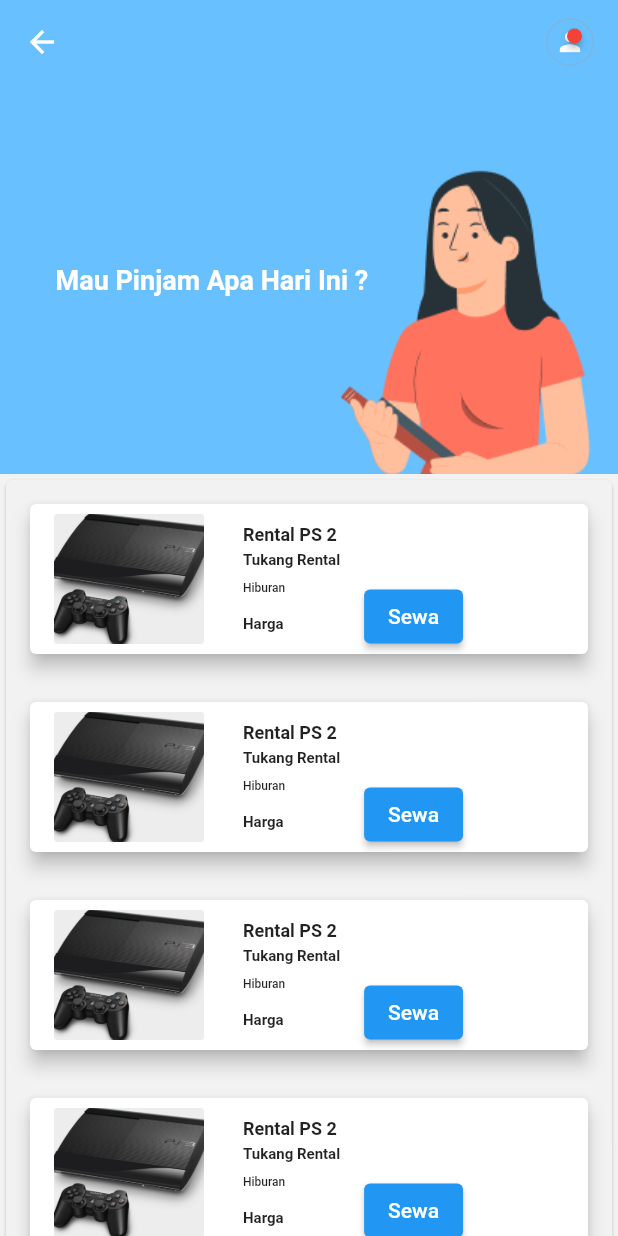
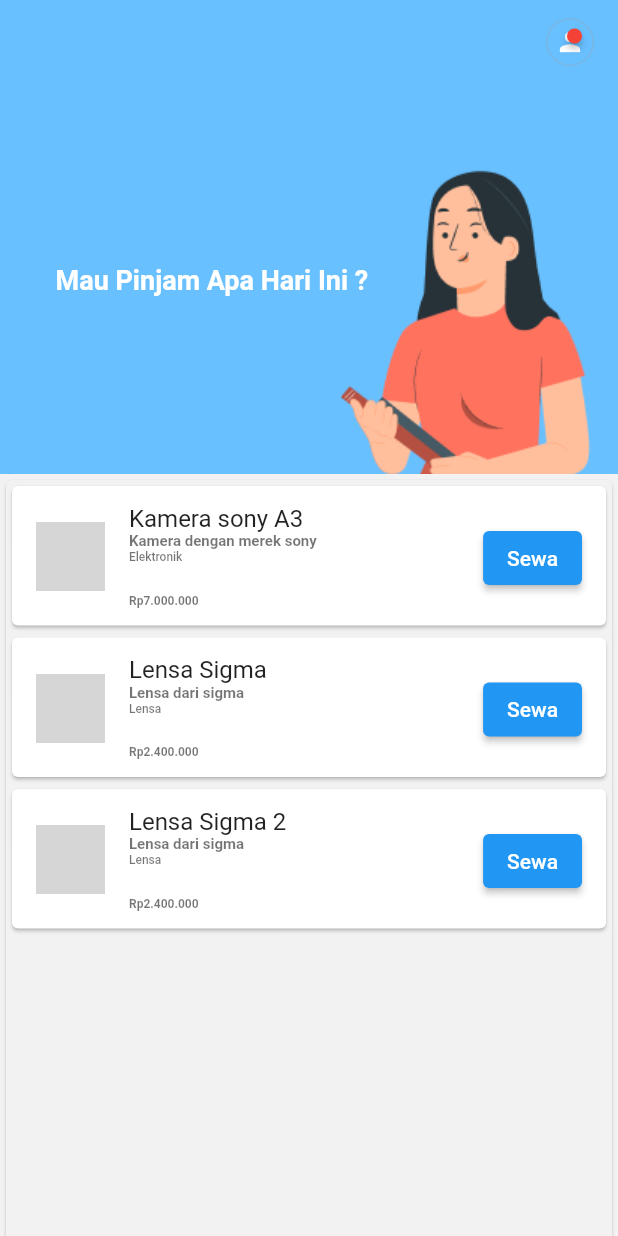
Before and after one commit to AgilS121/TA-Mobile-SewaIN, a Flutter app: the HomePage screen opened directly, on a phone screen of 412 x 824 dp. Run offline on Flutter 3.47's test engine with Material 2 defaults, Android fonts, the phone set to English and light mode, and no system bars; drawn by our look-alikes of badges; network calls fail; grey boxes are pictures that could not be loaded.

```diff
--- a/frontend/lib/main.dart
+++ b/frontend/lib/main.dart
@@ -2,7 +2,7 @@
 import 'package:frontend/components/body.dart';
 import 'package:frontend/page/Login/login.dart';
 import 'package:frontend/page/halamanSewa/halamanSewa.dart';
-import 'package:frontend/page/home/root.dart';
+import 'package:frontend/components/root.dart';
 import 'package:frontend/theme/pallete.dart';
 
 void main(List<String> args) {
@@ -22,7 +22,7 @@
         visualDensity: VisualDensity.adaptivePlatformDensity,
         scaffoldBackgroundColor: MyColors.bg,
       ),
-      home: HalamanSewa(),
+      home: Root(),
     );
   }
 }
--- /dev/null
+++ b/frontend/lib/models/barang.dart
@@ -0,0 +1,53 @@
+import 'package:flutter/material.dart';
+
+class Barang {
+  final int id;
+  final String namaBarang;
+  final String descripsiBarang;
+  final String status;
+  final int hargaBarang;
+  final String gambar;
+  late String namaToko;
+  final String kategori;
+
+  Barang({
+    required this.id,
+    required this.namaBarang,
+    required this.descripsiBarang,
+    required this.status,
+    required this.hargaBarang,
+    required this.gambar,
+    required this.namaToko,
+    required this.kategori,
+  });
+}
+
+List<Barang> barang = [
+  Barang(
+      id: 1,
+      namaBarang: "Kamera sony A3",
+      descripsiBarang: "Kamera dengan merek sony",
+      status: "Menunggu Konfirmasi",
+      hargaBarang: 7000000,
+      gambar: 'https://picsum.photos/200/300/?blur=2',
+      namaToko: 'Sony',
+      kategori: 'Elektronik'),
+  Barang(
+      id: 2,
+      namaBarang: "Lensa Sigma",
+      descripsiBarang: "Lensa dari sigma",
+      status: "Terkonfirmasi",
+      hargaBarang: 2400000,
+      gambar: 'https://picsum.photos/seed/picsum/200/300',
+      namaToko: 'Sigma',
+      kategori: 'Lensa'),
+  Barang(
+      id: 3,
+      namaBarang: "Lensa Sigma 2",
+      descripsiBarang: "Lensa dari sigma",
+      status: "Selesai",
+      hargaBarang: 2400000,
+      gambar: 'https://picsum.photos/seed/picsum/200/300',
+      namaToko: 'Sigma',
+      kategori: 'Lensa')
+];
--- a/frontend/lib/page/Login/login.dart
+++ b/frontend/lib/page/Login/login.dart
@@ -1,7 +1,7 @@
 import 'package:flutter/material.dart';
 import 'package:frontend/page/Login/background_login.dart';
 import 'package:frontend/page/Register/register.dart';
-import 'package:frontend/page/home/root.dart';
+import 'package:frontend/components/root.dart';
 import 'package:frontend/theme/pallete.dart';
 
 class Login extends StatefulWidget {
--- a/frontend/lib/page/home/components/home_screen.dart
+++ b/frontend/lib/page/home/components/home_screen.dart
@@ -1,95 +1,74 @@
 import 'package:flutter/material.dart';
-import 'package:flutter/src/widgets/framework.dart';
-import 'package:flutter/src/widgets/placeholder.dart';
+import 'package:frontend/models/barang.dart';
+import 'package:frontend/page/halamanSewa/halamanSewa.dart';
 import 'package:frontend/theme/pallete.dart';
+import 'package:intl/intl.dart';
 
-class HomeScreen extends StatelessWidget {
+class HomeScreen extends StatefulWidget {
   const HomeScreen({super.key});
 
+  @override
+  State<HomeScreen> createState() => _HomeScreenState();
+}
+
+class _HomeScreenState extends State<HomeScreen> {
+  final formatCurrency =
+      NumberFormat.simpleCurrency(locale: 'id_ID', decimalDigits: 0);
   @override
   Widget build(BuildContext context) {
     return Card(
         color: MyColors.bghome,
         child: ListView.builder(
-          itemCount: 5,
+          itemCount: barang.length,
           itemBuilder: (BuildContext context, int index) {
             return Card(
-                elevation: 5,
-                margin: EdgeInsets.all(16),
-                child: Row(
-                  children: [
-                    SizedBox(
-                      width: 16,
+                child: Padding(
+              padding: EdgeInsets.symmetric(vertical: 8),
+              child: ListTile(
+                leading: Image.network(
+                  barang[index].gambar,
+                  width: 46,
+                  height: 46,
+                  fit: BoxFit.cover,
                 ),
-                    Image.asset(
-                      "assets/images/Mask group.png",
-                      alignment: Alignment.center,
-                      width: 100,
-                      height: 100,
-                    ),
-                    SizedBox(
-                      width: 26,
-                    ),
-                    Column(
+                title: Text(barang[index].namaBarang),
+                subtitle: Column(
+                  mainAxisAlignment: MainAxisAlignment.start,
                   crossAxisAlignment: CrossAxisAlignment.start,
                   children: [
                     Text(
-                          "Rental PS 2",
-                          style: TextStyle(
-                            fontSize: 12,
-                            fontWeight: FontWeight.w700,
+                      barang[index].descripsiBarang,
+                      style:
+                          TextStyle(fontSize: 10, fontWeight: FontWeight.w600),
                     ),
+                    Text(
+                      barang[index].kategori,
+                      style:
+                          TextStyle(fontSize: 8, fontWeight: FontWeight.w500),
                     ),
                     SizedBox(
-                          height: 4,
+                      height: 20,
                     ),
                     Text(
-                          "Tukang Rental",
-                          style: TextStyle(
-                            fontSize: 10,
-                            fontWeight: FontWeight.w600,
-                          ),
-                        ),
-                        SizedBox(
-                          height: 8,
-                        ),
-                        Text(
-                          "Hiburan",
-                          style: TextStyle(
-                            fontSize: 8,
-                            fontWeight: FontWeight.w500,
-                          ),
-                        ),
-                        SizedBox(
-                          height: 14,
-                        ),
-                        Text(
-                          "Harga",
-                          style: TextStyle(
-                            fontSize: 10,
-                            fontWeight: FontWeight.w600,
-                          ),
-                        ),
+                      formatCurrency.format(barang[index].hargaBarang),
+                      style:
+                          TextStyle(fontSize: 8, fontWeight: FontWeight.w600),
+                    )
                   ],
                 ),
-                    SizedBox(
-                      width: 16,
-                    ),
-                    GestureDetector(
-                      onTap: () {
+                trailing: ElevatedButton(
+                  onPressed: () {
                     // action on press
+
+                    Navigator.pushReplacement(context,
+                        MaterialPageRoute(builder: (context) => HalamanSewa()));
                   },
-                      child: Padding(
-                        padding: EdgeInsets.only(top: 50, bottom: 0, right: 0),
-                        child: ElevatedButton(
-                          onPressed: () {},
                   child: Text("Sewa"),
                 ),
               ),
-                    ),
-                  ],
             ));
           },
         ));
+    ;
   }
 }
--- a/frontend/lib/page/home/home.dart
+++ b/frontend/lib/page/home/home.dart
@@ -20,14 +20,9 @@
         backgroundColor: Colors.transparent,
         elevation: 0,
         title: Row(
-          mainAxisAlignment: MainAxisAlignment.start,
+          mainAxisAlignment: MainAxisAlignment.end,
           crossAxisAlignment: CrossAxisAlignment.center,
           children: [
-            Expanded(
-                child: Container(
-              alignment: Alignment.centerLeft,
-              child: Icon(Icons.arrow_back),
-            )),
             ProfileBox(
               number: 1,
             )
--- a/frontend/lib/theme/pallete.dart
+++ b/frontend/lib/theme/pallete.dart
@@ -3,6 +3,7 @@
 class MyColors {
   static Color bg = Color(0xFF69C0FF);
   static Color inputloginregis = Color(0xFFFCFCFC);
-  static Color bottombar =  Color(0xFFFCFCFC);
+  static Color bottombar = Color(0xFFFCFCFC);
   static Color bghome = Color(0xFFF2F2F2);
+  static Color text = Color(0xFF676767);
 }
--- a/frontend/pubspec.yaml
+++ b/frontend/pubspec.yaml
@@ -30,6 +30,7 @@
 dependencies:
   flutter:
     sdk: flutter
+  intl: ^0.17.0
 
 
   # The following adds the Cupertino Icons font to your application.
```
Also changed, not shown: frontend/lib/components/root.dart (added, +78 -0 lines), frontend/lib/models/users.dart (+6 -7 lines), frontend/lib/page/halamanSewa/halamanSewa.dart (+10 -3 lines), frontend/lib/page/home/root.dart (deleted, +0 -85 lines), frontend/lib/page/keranjangSewa/keranjang_sewa.dart (added, +105 -0 lines), frontend/lib/page/riwayatPeminjaman/riwayat_peminjaman.dart (added, +99 -0 lines), frontend/pubspec.lock. Lines whose indentation alone changed are shown as unchanged.
